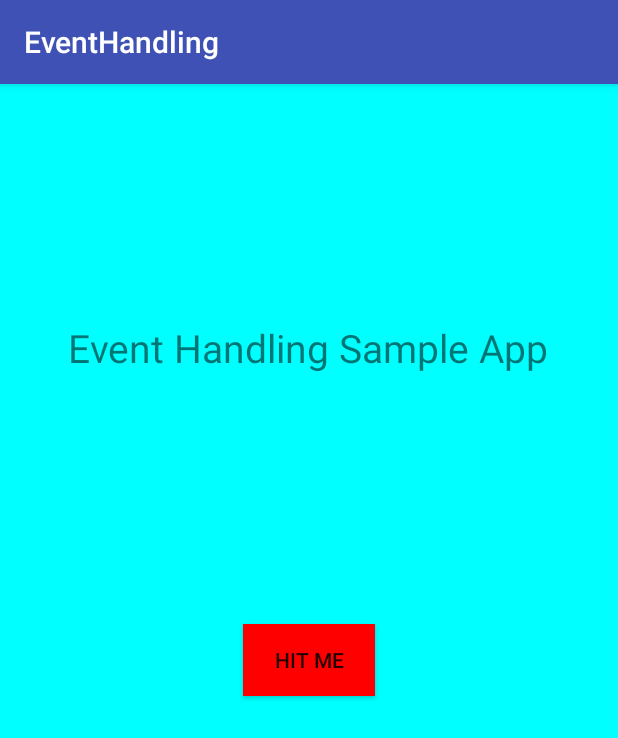
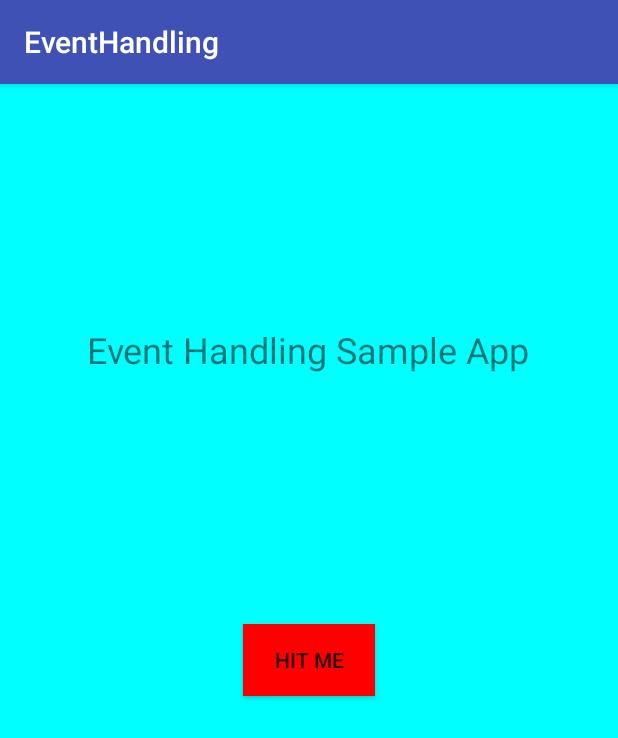
Before and after one commit to samisnotinsane/Coding-Lessons, an Android app: the screen it shows after launch (MainActivity), after a tap on "HIT ME", on a phone screen of 412 x 824 dp. Shown: the top 738 px of the screen. Run offline under Robolectric (Android 15) with nearby library versions, the phone set to English and light mode, and no system bars.

Commit message:
Added event listener.

```diff
--- a/Android/EventHandling/app/src/main/java/com/sameen/eventhandling/MainActivity.java
+++ b/Android/EventHandling/app/src/main/java/com/sameen/eventhandling/MainActivity.java
@@ -3,6 +3,7 @@ package com.sameen.eventhandling;
 import android.graphics.Color;
 import android.support.v7.app.AppCompatActivity;
 import android.os.Bundle;
+import android.util.Log;
 import android.view.View;
 import android.widget.Button;
 import android.widget.RelativeLayout;
@@ -12,6 +13,8 @@ public class MainActivity extends AppCompatActivity {
 
     private Button redButton;
     private TextView appTitle, eventMsg;
+
+    private final String TAG = "sameensapp";
 
     @Override
     protected void onCreate(Bundle savedInstanceState) {
@@ -23,7 +26,7 @@ public class MainActivity extends AppCompatActivity {
                 new Button.OnClickListener() {
                     public void onClick(View v) {
                         eventMsg.setText(R.string.on_btn_suc);
-                        eventMsg.setTextSize(18f);
+                        Log.d(TAG, "Button click detected!");
                     }
                 }
         );
@@ -47,7 +50,8 @@ public class MainActivity extends AppCompatActivity {
 
         // Message shown on button click
         eventMsg = new TextView(this);
-
+        eventMsg.setText("");
+        appTitle.setTextSize(24f);
         // Set IDs for widgets
         redButton.setId(1);
         appTitle.setId(2);
@@ -79,7 +83,7 @@ public class MainActivity extends AppCompatActivity {
         // EventMsg should be below button, symmetrical to appTitle
         eventMsgDetails.addRule(RelativeLayout.BELOW, redButton.getId());
         eventMsgDetails.addRule(RelativeLayout.CENTER_HORIZONTAL);
-        eventMsgDetails.setMargins(250,0,0,0);
+        eventMsgDetails.setMargins(0,150,0,0);
 
         sameensLayout.addView(redButton, redButtonDetails);
         sameensLayout.addView(appTitle, appTitleDetails);
```
Also changed, not shown: Android/JavaUserInterface/app/src/main/java/com/sameen/javauserinterface/MainActivity.java (added, +62 -0 lines).
